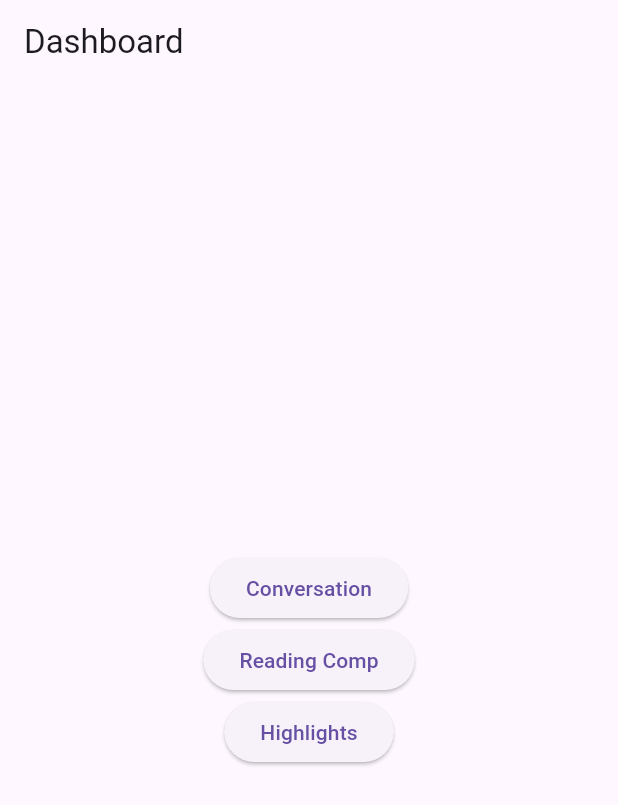
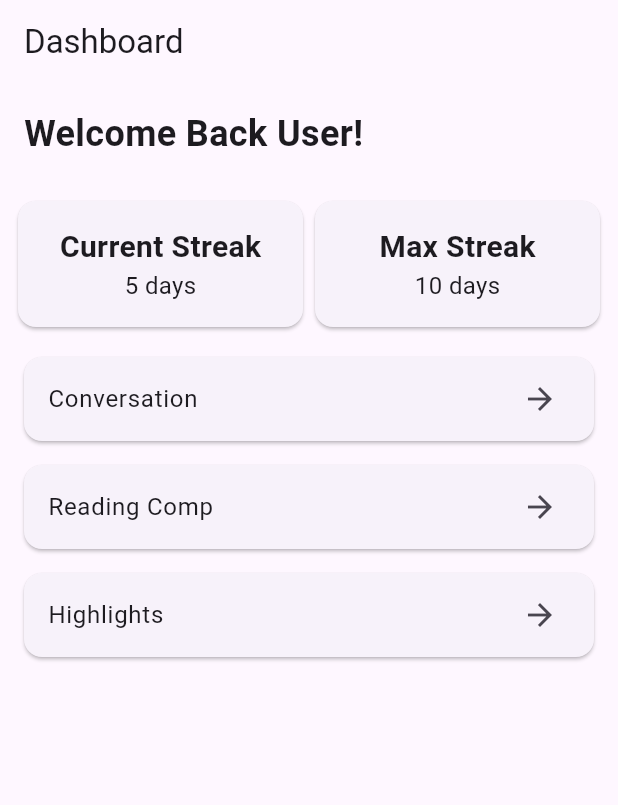
Before and after one commit to MSH4R1F/drplanguageapp, a Flutter app: the screen it shows after launch, after a tap on "Login", on a phone screen of 412 x 824 dp. Shown: the top 805 px of the screen. Run offline on Flutter 3.47's test engine with Material 3 defaults, Android fonts, the phone set to English and light mode, and no system bars.

Commit message:
Updated dashboard to include streaks of user

```diff
--- a/lib/pages/dashboard_page.dart
+++ b/lib/pages/dashboard_page.dart
@@ -1,4 +1,3 @@
-import 'package:drplanguageapp/pages/conversation.dart';
 import 'package:flutter/material.dart';
 
 class DashboardPage extends StatelessWidget {
@@ -8,33 +7,81 @@ class DashboardPage extends StatelessWidget {
   Widget build(BuildContext context) {
     return Scaffold(
       appBar: AppBar(
-      title: const Text('Dashboard'),
+        title: const Text('Dashboard'),
       ),
-      body: Center(
+      body: SingleChildScrollView(
         child: Column(
-          mainAxisAlignment: MainAxisAlignment.center,
-          children: [
-            ElevatedButton(
-              onPressed: () {
-                Navigator.pushNamed(context, '/dashboard/conversation');
-              },
-              child:const Text('Conversation')
+          crossAxisAlignment: CrossAxisAlignment.start,
+          children: <Widget>[
+            const Padding(
+              padding: EdgeInsets.all(16.0),
+              child: Text(
+                'Welcome Back User!',
+                style: TextStyle(fontSize: 24, fontWeight: FontWeight.bold),
+              ),
             ),
-            ElevatedButton(
-              onPressed: () {
-                Navigator.pushNamed(context, '/dashboard/readingcomp');
-              },
-              child: const Text('Reading Comp')
-            ),
-            ElevatedButton(
-              onPressed: () {
-                Navigator.pushNamed(context, '/dashboard/highlights');
-              },
-              child: const Text('Highlights')
-            ),
+            const Padding(
+                padding: EdgeInsets.all(8.0),
+                child: Row(
+                  mainAxisAlignment: MainAxisAlignment.spaceEvenly,
+                  children: [
+                    Expanded(
+                      child: Card(
+                          child: Padding(
+                        padding: EdgeInsets.all(16.0),
+                        child: Column(
+                          children: [
+                            Text('Current Streak',
+                                style: TextStyle(
+                                    fontSize: 20, fontWeight: FontWeight.bold)),
+                            Text('5 days', style: TextStyle(fontSize: 16))
+                          ],
+                        ),
+                      )),
+                    ),
+                    // Max streak card
+                    Expanded(
+                      child: Card(
+                          child: Padding(
+                        padding: EdgeInsets.all(16.0),
+                        child: Column(
+                          children: [
+                            Text('Max Streak',
+                                style: TextStyle(
+                                    fontSize: 20, fontWeight: FontWeight.bold)),
+                            Text('10 days', style: TextStyle(fontSize: 16))
+                          ],
+                        ),
+                      )),
+                    ),
+                  ],
+                )),
+            FeatureCard(title: 'Conversation', link: '/dashboard/conversation'),
+            FeatureCard(title: 'Reading Comp', link: '/dashboard/readingcomp'),
+            FeatureCard(title: 'Highlights', link: '/dashboard/highlights'),
           ],
-          ),
         ),
+      ),
     );
   }
 }
+
+class FeatureCard extends StatelessWidget {
+  final String title;
+  final String link;
+  FeatureCard({required this.title, required this.link});
+
+  @override
+  Widget build(BuildContext context) {
+    return Card(
+      margin: const EdgeInsets.symmetric(vertical: 8, horizontal: 16),
+      child: ListTile(
+        title: Text(title),
+        trailing: Icon(Icons.arrow_forward),
+        onTap: () {
+          Navigator.pushNamed(context, link);
+        },
+      ),
+    );
+  }
+}
--- a/lib/pages/login_page.dart
+++ b/lib/pages/login_page.dart
@@ -18,7 +18,7 @@ class LoginScreen extends StatelessWidget {
           children: <Widget>[
             const CircleAvatar(
                 radius: 50,
-                backgroundImage: AssetImage('images/bloom.png'),
+                backgroundImage: AssetImage('assets/images/bloom.png'),
                 child: Text('logo', style: TextStyle(color: Colors.black))),
             // App Name
             const Text(
```
Also changed, not shown: pubspec.yaml (+3 -4 lines).
